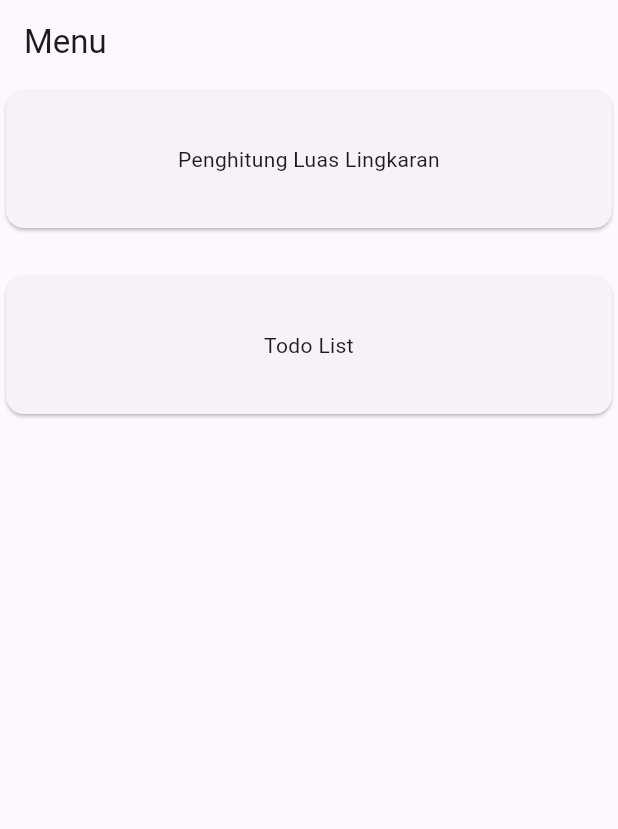
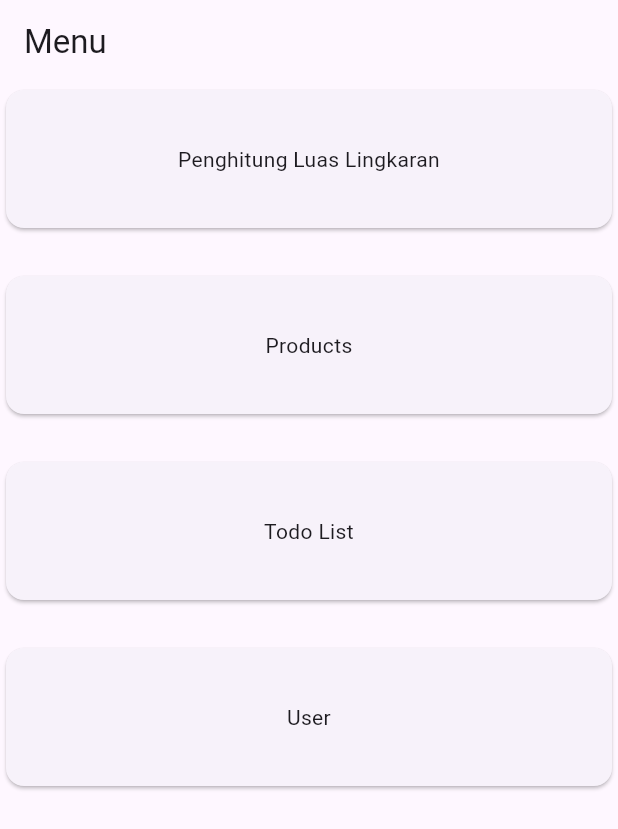
Before and after one commit to abdillahfaiz/flutter_basic, a Flutter app: the screen it shows after launch, on a phone screen of 412 x 824 dp. Shown: the top 829 px of the screen. Run offline on Flutter 3.47's test engine with Material 3 defaults, Android fonts, the phone set to English and light mode, and no system bars.

Commit message:
feat(users): integrate api

```diff
--- a/lib/main.dart
+++ b/lib/main.dart
@@ -1,10 +1,14 @@
 import 'package:flutter/material.dart';
 import 'package:provider/provider.dart';
-import 'package:todo_list/circular_area/provider/circular_model.dart';
-import 'package:todo_list/circular_area/ui/circular_area_screen.dart';
-import 'package:todo_list/menu_screen.dart';
-import 'package:todo_list/todolist/provider/todolist_model.dart';
-import 'package:todo_list/todolist/ui/todolist_screen.dart';
+import 'package:todo_list/presentation/circular_area/provider/circular_model.dart';
+import 'package:todo_list/presentation/circular_area/ui/circular_area_screen.dart';
+import 'package:todo_list/presentation/menu_screen.dart';
+import 'package:todo_list/presentation/products/provider/products_provider.dart';
+import 'package:todo_list/presentation/products/ui/products_screen.dart';
+import 'package:todo_list/presentation/todolist/provider/todolist_model.dart';
+import 'package:todo_list/presentation/todolist/ui/todolist_screen.dart';
+import 'package:todo_list/presentation/users/provider/user_provider.dart';
+import 'package:todo_list/presentation/users/ui/users_screen.dart';
 
 void main() {
   runApp(
@@ -15,6 +19,12 @@ void main() {
         ),
         ChangeNotifierProvider(
           create: (context) => CircularModel(),
+        ),
+        ChangeNotifierProvider(
+          create: (context) => ProductsProvider(),
+        ),
+        ChangeNotifierProvider(
+          create: (context) => UserProvider(),
         ),
       ],
       child: App(),
@@ -32,7 +42,9 @@ class App extends StatelessWidget {
       routes: {
         '/': (context) => MenuScreen(),
         '/circular-area': (context) => CircularAreaScreen(),
-        '/todolist': (context) => TodolistScreen()
+        '/todolist': (context) => TodolistScreen(),
+        '/products': (context) => ProductsScreen(),
+        '/users': (context) => UsersScreen(),
       },
     );
   }
--- a/lib/circular_area/provider/circular_model.dart
+++ b/lib/presentation/circular_area/provider/circular_model.dart
@@ -1,14 +1,18 @@
 import 'dart:math';
 
 import 'package:flutter/widgets.dart';
+import 'package:todo_list/data/api_service.dart';
 
 class CircularModel extends ChangeNotifier {
-
   double result = 0;
+  Map<String, dynamic>? data;
 
   void calculate(double jariJari) {
     result = pi * jariJari * jariJari;
     notifyListeners();
   }
 
+  void getData(int id) async {
+    data = await ApiService().getData(id);
+  }
 }
--- a/lib/circular_area/ui/circular_area_screen.dart
+++ b/lib/presentation/circular_area/ui/circular_area_screen.dart
@@ -1,7 +1,7 @@
 import 'package:flutter/material.dart';
 import 'package:flutter/services.dart';
 import 'package:provider/provider.dart';
-import 'package:todo_list/circular_area/provider/circular_model.dart';
+import 'package:todo_list/presentation/circular_area/provider/circular_model.dart';
 
 class CircularAreaScreen extends StatefulWidget {
   const CircularAreaScreen({super.key});
--- a/lib/menu_screen.dart
+++ b/lib/presentation/menu_screen.dart
@@ -1,4 +1,7 @@
 import 'package:flutter/material.dart';
+import 'package:provider/provider.dart';
+import 'package:todo_list/presentation/circular_area/provider/circular_model.dart';
+import 'package:todo_list/data/api_service.dart';
 
 class MenuScreen extends StatelessWidget {
   const MenuScreen({super.key});
@@ -33,6 +36,26 @@ class MenuScreen extends StatelessWidget {
           ),
           InkWell(
             onTap: () {
+              Navigator.pushNamed(context, '/products');
+            },
+            child: SizedBox(
+              width: double.infinity,
+              height: 100,
+              child: Card(
+                child: Center(
+                  child: Text(
+                    'Products',
+                    textAlign: TextAlign.center,
+                  ),
+                ),
+              ),
+            ),
+          ),
+          const SizedBox(
+            height: 24.0,
+          ),
+          InkWell(
+            onTap: () {
               Navigator.pushNamed(context, '/todolist');
             },
             child: SizedBox(
@@ -48,6 +71,26 @@ class MenuScreen extends StatelessWidget {
               ),
             ),
           ),
+          const SizedBox(
+            height: 24.0,
+          ),
+          InkWell(
+            onTap: () {
+              Navigator.pushNamed(context, '/users');
+            },
+            child: SizedBox(
+              width: double.infinity,
+              height: 100,
+              child: Card(
+                child: Center(
+                  child: Text(
+                    'User',
+                    textAlign: TextAlign.center,
+                  ),
+                ),
+              ),
+            ),
+          ),
         ],
       ),
     );
--- a/lib/todolist/provider/todolist_model.dart
+++ b/lib/presentation/todolist/provider/todolist_model.dart
@@ -1,7 +1,7 @@
 import 'package:flutter/material.dart';
 
 class TodolistModel extends ChangeNotifier {
-  List<String> todo = ['Dayat', 'Rafi'];
+  List<String> todo = [];
 
   void addData(String data) {
     todo.add(data);
--- a/lib/todolist/ui/todolist_screen.dart
+++ b/lib/presentation/todolist/ui/todolist_screen.dart
@@ -1,6 +1,6 @@
 import 'package:flutter/material.dart';
 import 'package:provider/provider.dart';
-import 'package:todo_list/todolist/provider/todolist_model.dart';
+import 'package:todo_list/presentation/todolist/provider/todolist_model.dart';
 
 class TodolistScreen extends StatelessWidget {
   const TodolistScreen({super.key});
--- a/pubspec.yaml
+++ b/pubspec.yaml
@@ -31,6 +31,7 @@ dependencies:
   cupertino_icons: ^1.0.8
   flutter:
     sdk: flutter
+  http: ^1.3.0
   provider: ^6.1.2
 
 dev_dependencies:
```
Also changed, not shown: lib/data/api_service.dart (added, +42 -0 lines), lib/presentation/products/provider/products_provider.dart (added, +16 -0 lines), lib/presentation/products/ui/products_screen.dart (added, +39 -0 lines), lib/presentation/users/provider/user_provider.dart (added, +18 -0 lines), lib/presentation/users/ui/users_screen.dart (added, +46 -0 lines), pubspec.lock, 1 other file.
